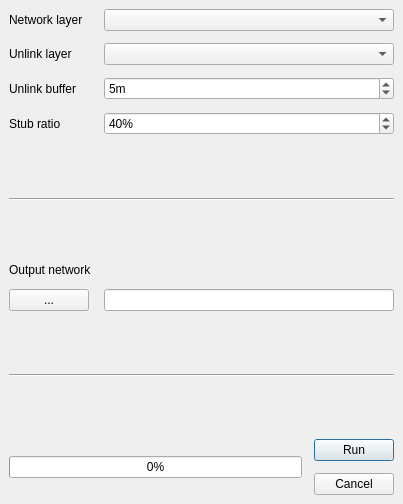
Old version of the form network_segmenter_dialog_base.ui in the repository spacesyntax/NetworkSegmenter.
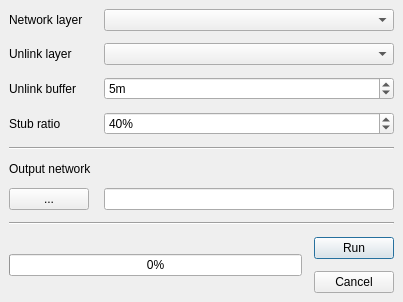
New version of the form.

The edit to the form file:
```diff
--- a/network_segmenter_dialog_base.ui
+++ b/network_segmenter_dialog_base.ui
@@ -7,7 +7,7 @@
     <x>0</x>
     <y>0</y>
     <width>403</width>
-    <height>504</height>
+    <height>296</height>
    </rect>
   </property>
   <property name="sizePolicy">
@@ -46,30 +46,20 @@
    </property>
    <item row="0" column="1">
     <layout class="QGridLayout" name="gridLayout">
+     <property name="sizeConstraint">
+      <enum>QLayout::SetDefaultConstraint</enum>
+     </property>
      <property name="spacing">
       <number>12</number>
      </property>
-     <item row="0" column="0">
-      <widget class="QLabel" name="network_layer">
-       <property name="sizePolicy">
-        <sizepolicy hsizetype="Minimum" vsizetype="Fixed">
-         <horstretch>0</horstretch>
-         <verstretch>0</verstretch>
-        </sizepolicy>
-       </property>
+     <item row="2" column="0">
+      <widget class="QLabel" name="unlink_buffer">
        <property name="text">
-        <string>Network layer</string>
+        <string>Unlink buffer</string>
        </property>
       </widget>
      </item>
-     <item row="3" column="0">
-      <widget class="QLabel" name="stub_ratio_2">
-       <property name="text">
-        <string>Stub ratio</string>
-       </property>
-      </widget>
-     </item>
-     <item row="10" column="0">
+     <item row="6" column="0">
       <widget class="QPushButton" name="networkSaveButton">
        <property name="sizePolicy">
         <sizepolicy hsizetype="Fixed" vsizetype="Fixed">
@@ -104,47 +94,21 @@
        </property>
       </widget>
      </item>
-     <item row="9" column="0">
+     <item row="5" column="0">
       <widget class="QLabel" name="label">
        <property name="text">
         <string>Output network</string>
        </property>
       </widget>
      </item>
-     <item row="2" column="0">
-      <widget class="QLabel" name="unlink_buffer">
+     <item row="3" column="0">
+      <widget class="QLabel" name="stub_ratio_2">
        <property name="text">
-        <string>Unlink buffer</string>
+        <string>Stub ratio</string>
        </property>
       </widget>
      </item>
-     <item row="16" column="2">
-      <widget class="QPushButton" name="cancelButton">
-       <property name="sizePolicy">
-        <sizepolicy hsizetype="Fixed" vsizetype="Fixed">
-         <horstretch>0</horstretch>
-         <verstretch>0</verstretch>
-        </sizepolicy>
-       </property>
-       <property name="focusPolicy">
-        <enum>Qt::NoFocus</enum>
-       </property>
-       <property name="layoutDirection">
-        <enum>Qt::RightToLeft</enum>
-       </property>
-       <property name="text">
-        <string>Cancel</string>
-       </property>
-      </widget>
-     </item>
-     <item row="5" column="0" colspan="3">
-      <widget class="Line" name="line_2">
-       <property name="orientation">
-        <enum>Qt::Horizontal</enum>
-       </property>
-      </widget>
-     </item>
-     <item row="10" column="1" colspan="2">
+     <item row="6" column="1" colspan="2">
       <widget class="QLineEdit" name="networkText">
        <property name="minimumSize">
         <size>
@@ -152,9 +116,12 @@
          <height>0</height>
         </size>
        </property>
+       <property name="focusPolicy">
+        <enum>Qt::NoFocus</enum>
+       </property>
       </widget>
      </item>
-     <item row="15" column="2">
+     <item row="8" column="2">
       <widget class="QPushButton" name="analysisButton">
        <property name="sizePolicy">
         <sizepolicy hsizetype="Fixed" vsizetype="Fixed">
@@ -170,27 +137,43 @@
        </property>
       </widget>
      </item>
-     <item row="15" column="0" rowspan="2" colspan="2">
-      <widget class="QProgressBar" name="analysisProgress">
-       <property name="value">
-        <number>0</number>
+     <item row="9" column="2">
+      <widget class="QPushButton" name="cancelButton">
+       <property name="sizePolicy">
+        <sizepolicy hsizetype="Fixed" vsizetype="Fixed">
+         <horstretch>0</horstretch>
+         <verstretch>0</verstretch>
+        </sizepolicy>
+       </property>
+       <property name="focusPolicy">
+        <enum>Qt::NoFocus</enum>
+       </property>
+       <property name="layoutDirection">
+        <enum>Qt::RightToLeft</enum>
+       </property>
+       <property name="text">
+        <string>Cancel</string>
        </property>
       </widget>
      </item>
-     <item row="13" column="0" colspan="3">
+     <item row="7" column="0" colspan="3">
       <widget class="Line" name="line">
        <property name="orientation">
         <enum>Qt::Horizontal</enum>
        </property>
       </widget>
      </item>
-     <item row="1" column="1" colspan="2">
-      <widget class="QComboBox" name="unlinkCombo">
-       <property name="sizePolicy">
-        <sizepolicy hsizetype="Minimum" vsizetype="Fixed">
-         <horstretch>0</horstretch>
-         <verstretch>0</verstretch>
-        </sizepolicy>
+     <item row="8" column="0" rowspan="2" colspan="2">
+      <widget class="QProgressBar" name="analysisProgress">
+       <property name="value">
+        <number>0</number>
+       </property>
+      </widget>
+     </item>
+     <item row="4" column="0" colspan="3">
+      <widget class="Line" name="line_2">
+       <property name="orientation">
+        <enum>Qt::Horizontal</enum>
        </property>
       </widget>
      </item>
@@ -233,57 +216,28 @@
        </property>
       </widget>
      </item>
-     <item row="12" column="0" colspan="3">
-      <spacer name="verticalSpacer_2">
-       <property name="orientation">
-        <enum>Qt::Vertical</enum>
+     <item row="1" column="1" colspan="2">
+      <widget class="QComboBox" name="unlinkCombo">
+       <property name="sizePolicy">
+        <sizepolicy hsizetype="Minimum" vsizetype="Fixed">
+         <horstretch>0</horstretch>
+         <verstretch>0</verstretch>
+        </sizepolicy>
        </property>
-       <property name="sizeHint" stdset="0">
-        <size>
-         <width>20</width>
-         <height>40</height>
-        </size>
-       </property>
-      </spacer>
+      </widget>
      </item>
-     <item row="14" column="0" colspan="3">
-      <spacer name="verticalSpacer">
-       <property name="orientation">
-        <enum>Qt::Vertical</enum>
+     <item row="0" column="0">
+      <widget class="QLabel" name="network_layer">
+       <property name="sizePolicy">
+        <sizepolicy hsizetype="Minimum" vsizetype="Fixed">
+         <horstretch>0</horstretch>
+         <verstretch>0</verstretch>
+        </sizepolicy>
        </property>
-       <property name="sizeHint" stdset="0">
-        <size>
-         <width>20</width>
-         <height>40</height>
-        </size>
+       <property name="text">
+        <string>Network layer</string>
        </property>
-      </spacer>
-     </item>
-     <item row="4" column="0" colspan="3">
-      <spacer name="verticalSpacer_3">
-       <property name="orientation">
-        <enum>Qt::Vertical</enum>
-       </property>
-       <property name="sizeHint" stdset="0">
-        <size>
-         <width>20</width>
-         <height>40</height>
-        </size>
-       </property>
-      </spacer>
-     </item>
-     <item row="6" column="0" colspan="3">
-      <spacer name="verticalSpacer_4">
-       <property name="orientation">
-        <enum>Qt::Vertical</enum>
-       </property>
-       <property name="sizeHint" stdset="0">
-        <size>
-         <width>20</width>
-         <height>40</height>
-        </size>
-       </property>
-      </spacer>
+      </widget>
      </item>
     </layout>
    </item>
```
